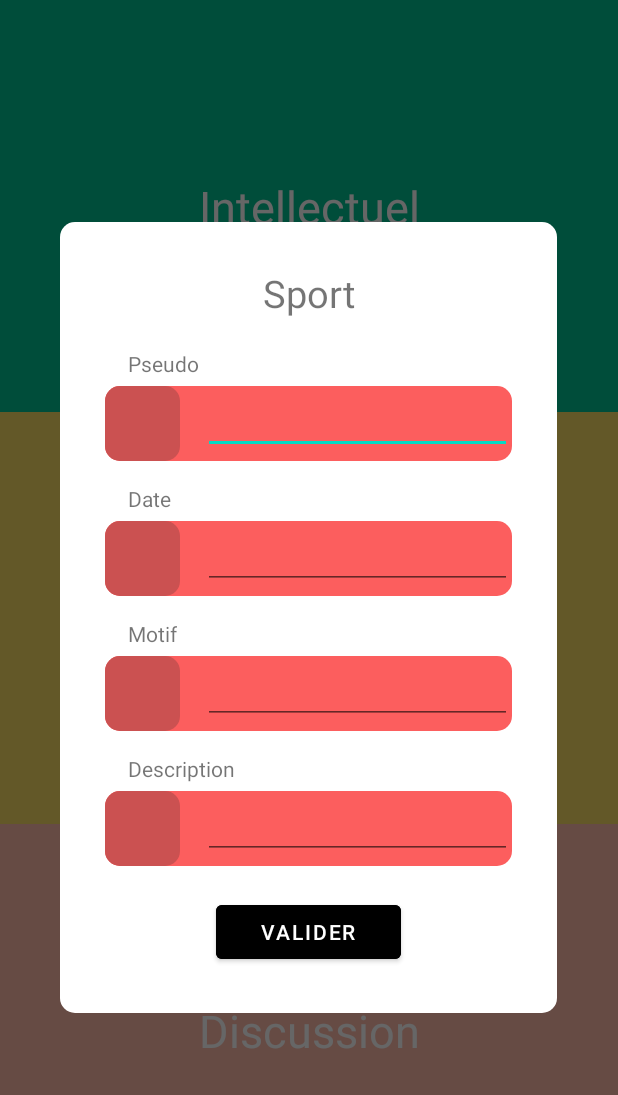
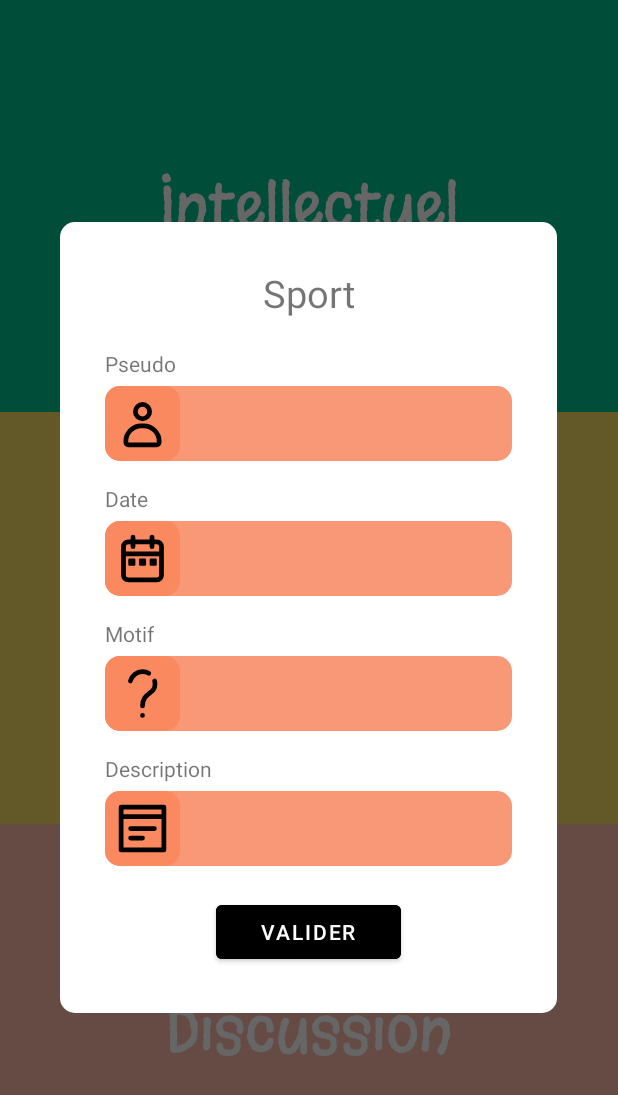
Before and after one commit to GetMetamorph/WarRoom, an Android app: the ChallengeActivity screen opened directly, with no data from a screen before it, after a tap on "Sport", on a phone screen of 412 x 824 dp. Shown: the top 1095 px of the screen. Run offline under Robolectric (Android 15) with nearby library versions, the phone set to English and light mode, and no system bars.

Commit message:
Form alert dismiss on touch outside

```diff
--- a/app/src/main/java/com/example/warroom/activities/AlertActivity.kt
+++ b/app/src/main/java/com/example/warroom/activities/AlertActivity.kt
@@ -2,23 +2,33 @@ package com.example.warroom.activities
 
 import android.app.Activity
 import android.content.Context
+import android.graphics.Rect
 import android.view.LayoutInflater
+import android.view.MotionEvent
+import android.view.View
+import android.view.inputmethod.InputMethodManager
+import android.widget.Button
 import android.widget.TextView
 import androidx.appcompat.app.AlertDialog
 import androidx.appcompat.app.AppCompatActivity
-import androidx.appcompat.widget.AppCompatButton
+import androidx.constraintlayout.widget.ConstraintLayout
 import com.example.warroom.R
 
 open class AlertActivity: AppCompatActivity() {
+    private var alertView: View? = null
+    private var alertDialogView: AlertDialog? = null
 
     protected fun showFormAlert(context: Context, title: String, validCallBack: ((Boolean) -> Unit)){
         val builder = AlertDialog.Builder(context)
         builder.setCancelable(false)
         val alertdialogView = builder.create()
+        alertdialogView.setCanceledOnTouchOutside(true)
 
-        val view= LayoutInflater.from(this).inflate(R.layout.alert_challenge_form, null)
+        val view = LayoutInflater.from(this).inflate(R.layout.alert_challenge_form, null)
+        this.alertView = view
 
         alertdialogView.setView(view)
+        this.alertDialogView = alertdialogView
         alertdialogView.window?.setBackgroundDrawableResource(R.color.transparent)
 
 
@@ -42,8 +52,10 @@ open class AlertActivity: AppCompatActivity() {
             it.text = context.getString(R.string.challenge_form_description)
         }
 
-        view.findViewById<TextView>(R.id.valid_form_button)?.let {
+        view.findViewById<Button>(R.id.valid_form_button)?.let {
             it.setOnClickListener {
+                this.alertView = null
+                this.alertDialogView = null
                 alertdialogView.dismiss()
             }
         }
--- a/app/src/main/java/com/example/warroom/activities/ChallengeActivity.kt
+++ b/app/src/main/java/com/example/warroom/activities/ChallengeActivity.kt
@@ -56,9 +56,17 @@ class ChallengeActivity: AlertActivity(), ChallengeAdapter.ChallengeItemInterfac
 
     override fun onClick(challenge: Challenge) {
         Log.d("ChallengeItem", "Challenge clicked: ${challenge.type}")
-        this.showFormAlert(this, resources.getString(challenge.type.getTitleResId())) {
+        when(challenge.type) {
+            ChallengeEnum.SPORT -> {
+                this.showFormAlert(this, resources.getString(challenge.type.getTitleResId())) {
 
+                }
+            }
+            else -> {
+
+            }
         }
+
     }
 
     private class ChallengeMarginItemDecoration(val context: Context, val adapter: RecyclerView.Adapter<RecyclerView.ViewHolder>) : RecyclerView.ItemDecoration() {
--- /dev/null
+++ b/app/src/main/res/drawable/date_ic.xml
@@ -0,0 +1,21 @@
+<vector xmlns:android="http://schemas.android.com/apk/res/android"
+    android:width="800dp"
+    android:height="800dp"
+    android:viewportWidth="24"
+    android:viewportHeight="24">
+  <path
+      android:pathData="M20,10V7C20,5.895 19.105,5 18,5H6C4.895,5 4,5.895 4,7V10M20,10V19C20,20.105 19.105,21 18,21H6C4.895,21 4,20.105 4,19V10M20,10H4M8,3V7M16,3V7"
+      android:strokeWidth="2"
+      android:fillColor="#00000000"
+      android:strokeColor="#000000"
+      android:strokeLineCap="round"/>
+  <path
+      android:pathData="M6.5,12L8.5,12A0.5,0.5 0,0 1,9 12.5L9,14.5A0.5,0.5 0,0 1,8.5 15L6.5,15A0.5,0.5 0,0 1,6 14.5L6,12.5A0.5,0.5 0,0 1,6.5 12z"
+      android:fillColor="#000000"/>
+  <path
+      android:pathData="M11,12L13,12A0.5,0.5 0,0 1,13.5 12.5L13.5,14.5A0.5,0.5 0,0 1,13 15L11,15A0.5,0.5 0,0 1,10.5 14.5L10.5,12.5A0.5,0.5 0,0 1,11 12z"
+      android:fillColor="#000000"/>
+  <path
+      android:pathData="M15.5,12L17.5,12A0.5,0.5 0,0 1,18 12.5L18,14.5A0.5,0.5 0,0 1,17.5 15L15.5,15A0.5,0.5 0,0 1,15 14.5L15,12.5A0.5,0.5 0,0 1,15.5 12z"
+      android:fillColor="#000000"/>
+</vector>
--- /dev/null
+++ b/app/src/main/res/drawable/description_ic.xml
@@ -0,0 +1,9 @@
+<vector xmlns:android="http://schemas.android.com/apk/res/android"
+    android:width="800dp"
+    android:height="800dp"
+    android:viewportWidth="24"
+    android:viewportHeight="24">
+  <path
+      android:pathData="M21,2L3,2A1,1 0,0 0,2 3L2,21a1,1 0,0 0,1 1L21,22a1,1 0,0 0,1 -1L22,3A1,1 0,0 0,21 2ZM4,4L20,4L20,6L4,6ZM20,20L4,20L4,8L20,8ZM6,12a1,1 0,0 1,1 -1L17,11a1,1 0,0 1,0 2L7,13A1,1 0,0 1,6 12ZM6,16a1,1 0,0 1,1 -1h5a1,1 0,0 1,0 2L7,17A1,1 0,0 1,6 16Z"
+      android:fillColor="#000000"/>
+</vector>
--- /dev/null
+++ b/app/src/main/res/drawable/question_ic.xml
@@ -0,0 +1,13 @@
+<vector xmlns:android="http://schemas.android.com/apk/res/android"
+    android:width="800dp"
+    android:height="800dp"
+    android:viewportWidth="24"
+    android:viewportHeight="24">
+  <path
+      android:pathData="M12,19V18.99M8.126,8C8.57,6.275 10.136,5 12,5C12.729,5 13.412,5.195 14,5.535M12,16C12,11.5 16,12.5 16,9C16,8.655 15.956,8.32 15.874,8"
+      android:strokeLineJoin="round"
+      android:strokeWidth="1.5"
+      android:fillColor="#00000000"
+      android:strokeColor="#000000"
+      android:strokeLineCap="round"/>
+</vector>
--- /dev/null
+++ b/app/src/main/res/drawable/user_ic.xml
@@ -0,0 +1,16 @@
+<vector xmlns:android="http://schemas.android.com/apk/res/android"
+    android:width="800dp"
+    android:height="800dp"
+    android:viewportWidth="24"
+    android:viewportHeight="24">
+  <path
+      android:pathData="M15,7C15,8.657 13.657,10 12,10C10.343,10 9,8.657 9,7C9,5.343 10.343,4 12,4C13.657,4 15,5.343 15,7Z"
+      android:strokeWidth="2"
+      android:fillColor="#00000000"
+      android:strokeColor="#000000"/>
+  <path
+      android:pathData="M5,19.5C5,15.91 7.91,13 11.5,13H12.5C16.09,13 19,15.91 19,19.5V20C19,20.552 18.552,21 18,21H6C5.448,21 5,20.552 5,20V19.5Z"
+      android:strokeWidth="2"
+      android:fillColor="#00000000"
+      android:strokeColor="#000000"/>
+</vector>
--- a/app/src/main/res/layout/alert_challenge_form.xml
+++ b/app/src/main/res/layout/alert_challenge_form.xml
@@ -31,7 +31,6 @@
         <TextView
             android:id="@+id/username_label"
             android:layout_gravity="start"
-            android:layout_marginStart="15dp"
             android:layout_width="wrap_content"
             android:layout_height="wrap_content"/>
         <LinearLayout
@@ -51,6 +50,8 @@
                     android:id="@+id/username_ic"
                     android:layout_width="0dp"
                     android:layout_height="0dp"
+                    android:src="@drawable/user_ic"
+                    android:padding="6dp"
                     app:layout_constraintTop_toTopOf="parent"
                     app:layout_constraintBottom_toBottomOf="parent"
                     app:layout_constraintStart_toStartOf="parent"
@@ -61,8 +62,12 @@
             <EditText
                 android:id="@+id/username_edit_text"
                 android:layout_width="match_parent"
-                android:layout_height="wrap_content"
-                android:layout_marginStart="15dp"/>
+                android:layout_height="match_parent"
+                android:background="@null"
+                android:inputType="textPersonName"
+                android:singleLine="true"
+                android:layout_marginStart="15dp"
+                android:layout_marginEnd="15dp"/>
 
         </LinearLayout>
 
@@ -71,7 +76,6 @@
             android:id="@+id/date_label"
             android:layout_gravity="start"
             android:layout_marginTop="15dp"
-            android:layout_marginStart="15dp"
             android:layout_width="wrap_content"
             android:layout_height="wrap_content"/>
         <LinearLayout
@@ -91,6 +95,8 @@
                     android:id="@+id/date_ic"
                     android:layout_width="0dp"
                     android:layout_height="0dp"
+                    android:src="@drawable/date_ic"
+                    android:padding="6dp"
                     app:layout_constraintTop_toTopOf="parent"
                     app:layout_constraintBottom_toBottomOf="parent"
                     app:layout_constraintStart_toStartOf="parent"
@@ -101,7 +107,10 @@
             <EditText
                 android:id="@+id/date_edit_text"
                 android:layout_width="match_parent"
-                android:layout_height="wrap_content"
+                android:layout_height="match_parent"
+                android:background="@null"
+                android:singleLine="true"
+                android:layout_marginEnd="15dp"
                 android:layout_marginStart="15dp"/>
 
         </LinearLayout>
@@ -112,7 +121,6 @@
             android:id="@+id/reason_label"
             android:layout_gravity="start"
             android:layout_marginTop="15dp"
-            android:layout_marginStart="15dp"
             android:layout_width="wrap_content"
             android:layout_height="wrap_content"/>
         <LinearLayout
@@ -132,6 +140,8 @@
                     android:id="@+id/reason_ic"
                     android:layout_width="0dp"
                     android:layout_height="0dp"
+
+                    android:src="@drawable/question_ic"
                     app:layout_constraintTop_toTopOf="parent"
                     app:layout_constraintBottom_toBottomOf="parent"
                     app:layout_constraintStart_toStartOf="parent"
@@ -142,7 +152,10 @@
             <EditText
                 android:id="@+id/reason_edit_text"
                 android:layout_width="match_parent"
-                android:layout_height="wrap_content"
+                android:layout_height="match_parent"
+                android:background="@null"
+                android:singleLine="true"
+                android:layout_marginEnd="15dp"
                 android:layout_marginStart="15dp"/>
 
         </LinearLayout>
@@ -153,7 +166,6 @@
             android:id="@+id/description_label"
             android:layout_gravity="start"
             android:layout_marginTop="15dp"
-            android:layout_marginStart="15dp"
             android:layout_width="wrap_content"
             android:layout_height="wrap_content"/>
         <LinearLayout
@@ -173,6 +185,8 @@
                     android:id="@+id/description_ic"
                     android:layout_width="0dp"
                     android:layout_height="0dp"
+                    android:padding="6dp"
+                    android:src="@drawable/description_ic"
                     app:layout_constraintTop_toTopOf="parent"
                     app:layout_constraintBottom_toBottomOf="parent"
                     app:layout_constraintStart_toStartOf="parent"
@@ -183,7 +197,10 @@
             <EditText
                 android:id="@+id/description_edit_text"
                 android:layout_width="match_parent"
-                android:layout_height="wrap_content"
+                android:layout_height="match_parent"
+                android:background="@null"
+                android:singleLine="true"
+                android:layout_marginEnd="15dp"
                 android:layout_marginStart="15dp"/>
 
         </LinearLayout>
--- a/app/src/main/res/layout/item_challenge.xml
+++ b/app/src/main/res/layout/item_challenge.xml
@@ -10,8 +10,7 @@
         android:id="@+id/challenge_title"
         android:layout_width="wrap_content"
         android:layout_height="wrap_content"
-        android:textColor="@color/white"
-        android:textSize="30dp"
+        style="@style/H1"
         app:layout_constraintStart_toStartOf="parent"
         app:layout_constraintEnd_toEndOf="parent"
         app:layout_constraintTop_toTopOf="parent"
--- a/app/src/main/res/values-night/themes.xml
+++ /dev/null
@@ -1,16 +0,0 @@
-<resources xmlns:tools="http://schemas.android.com/tools">
-    <!-- Base application theme. -->
-    <style name="Theme.WarRoom" parent="Theme.MaterialComponents.DayNight.DarkActionBar">
-        <!-- Primary brand color. -->
-        <item name="colorPrimary">@color/purple_200</item>
-        <item name="colorPrimaryVariant">@color/purple_700</item>
-        <item name="colorOnPrimary">@color/black</item>
-        <!-- Secondary brand color. -->
-        <item name="colorSecondary">@color/teal_200</item>
-        <item name="colorSecondaryVariant">@color/teal_200</item>
-        <item name="colorOnSecondary">@color/black</item>
-        <!-- Status bar color. -->
-        <item name="android:statusBarColor">?attr/colorPrimaryVariant</item>
-        <!-- Customize your theme here. -->
-    </style>
-</resources>
--- a/app/src/main/res/values/colors.xml
+++ b/app/src/main/res/values/colors.xml
@@ -9,8 +9,8 @@
     <color name="white">#FFFFFFFF</color>
     <color name="blue_gradient">#284D8E</color>
     <color name="pink">#FF5F72</color>
-    <color name="red_edit">#FC5E5E</color>
-    <color name="red_edit_ic">#CB5151</color>
+    <color name="red_edit">#F89876</color>
+    <color name="red_edit_ic">#FB8960</color>
     <color name="pink_33">#33FF5F72</color>
     <color name="transparent">#00000000</color>
     <color name="light_orange">#ffa96a</color>
--- a/app/src/main/res/values/dimens.xml
+++ b/app/src/main/res/values/dimens.xml
@@ -1,4 +1,5 @@
 <?xml version="1.0" encoding="utf-8"?>
 <resources>
     <dimen name="challenges_item_margin">10dp</dimen>
+    <dimen name="h1_dimen">40dp</dimen>
 </resources>
--- /dev/null
+++ b/app/src/main/res/values/font_theme.xml
@@ -0,0 +1,9 @@
+<?xml version="1.0" encoding="utf-8"?>
+<resources>
+    <style name="H1">
+        <item name="android:fontFamily">@font/margarineregular</item>
+        <item name="fontFamily">@font/margarineregular</item>
+        <item name="android:textSize">@dimen/h1_dimen</item>
+        <item name="android:textColor">@color/white</item>
+    </style>
+</resources>
```
Also changed, not shown: app/src/main/res/font/margarineregular.ttf (added), 79 other files.
